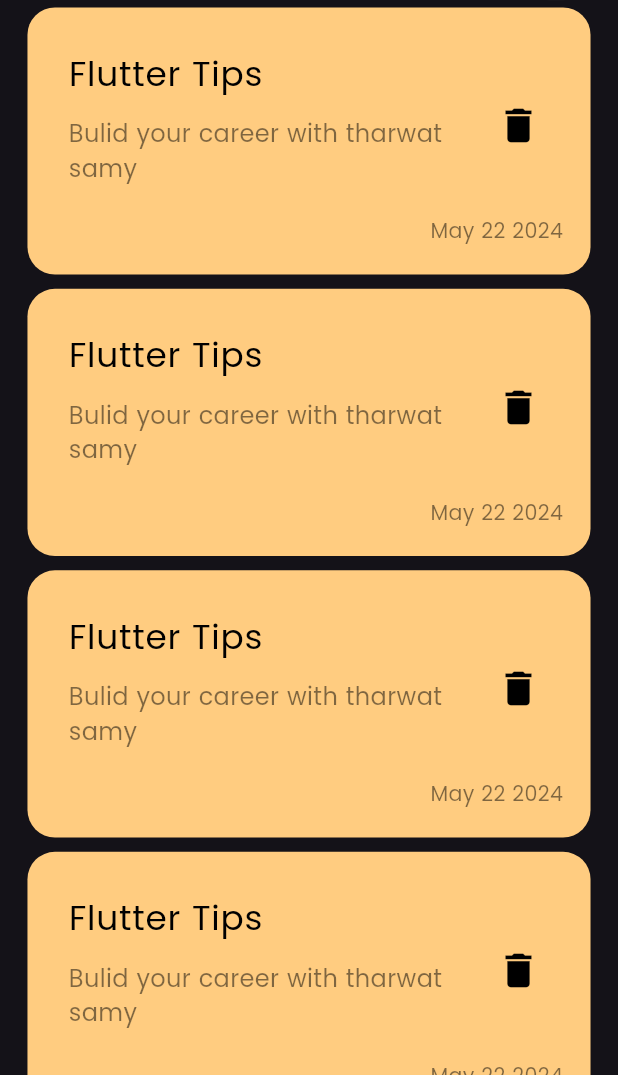
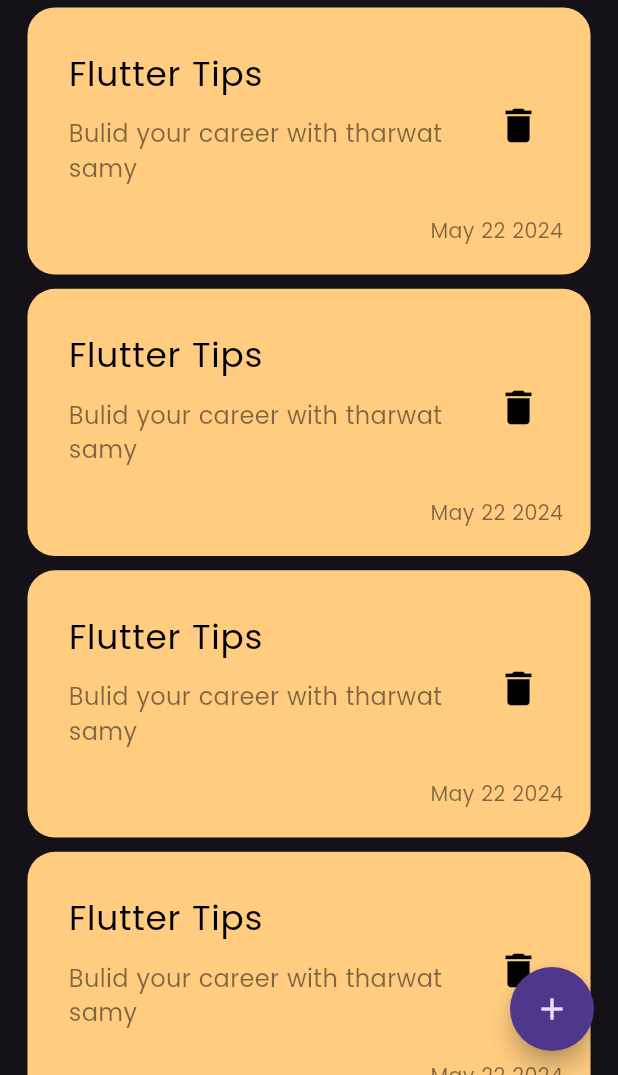
Before and after one commit to radwaadel17/Notes-app, a Flutter app: the screen it shows after launch, on a phone screen of 412 x 824 dp, the part 161-1236 px from its top. Run offline on Flutter 3.47's test engine with Material 3 defaults, Android fonts, the phone set to English and light mode, and no system bars; our stand-ins replace flutter_screenutil.

Commit message:
floating action button

```diff
--- a/app/lib/Notes view.dart
+++ b/app/lib/Notes view.dart
@@ -1,5 +1,6 @@
 import 'package:app/widgets/NotesViewBody.dart';
 import 'package:flutter/material.dart';
+import 'package:flutter_screenutil/flutter_screenutil.dart';
 
 class NoteView extends StatelessWidget {
   const NoteView({super.key});
@@ -7,9 +8,12 @@ class NoteView extends StatelessWidget {
   @override
   Widget build(BuildContext context) {
     return  Scaffold(
-      /* floatingActionButton: FloatingActionButton(
+      floatingActionButton: FloatingActionButton(
         onPressed: (){} , child: const Icon(Icons.add) ,
-        ), */
+        shape: RoundedRectangleBorder(
+          borderRadius: BorderRadius.circular(25.r)
+        ),
+        ),
       body: NotesViewBody(
       ),
     );
```
